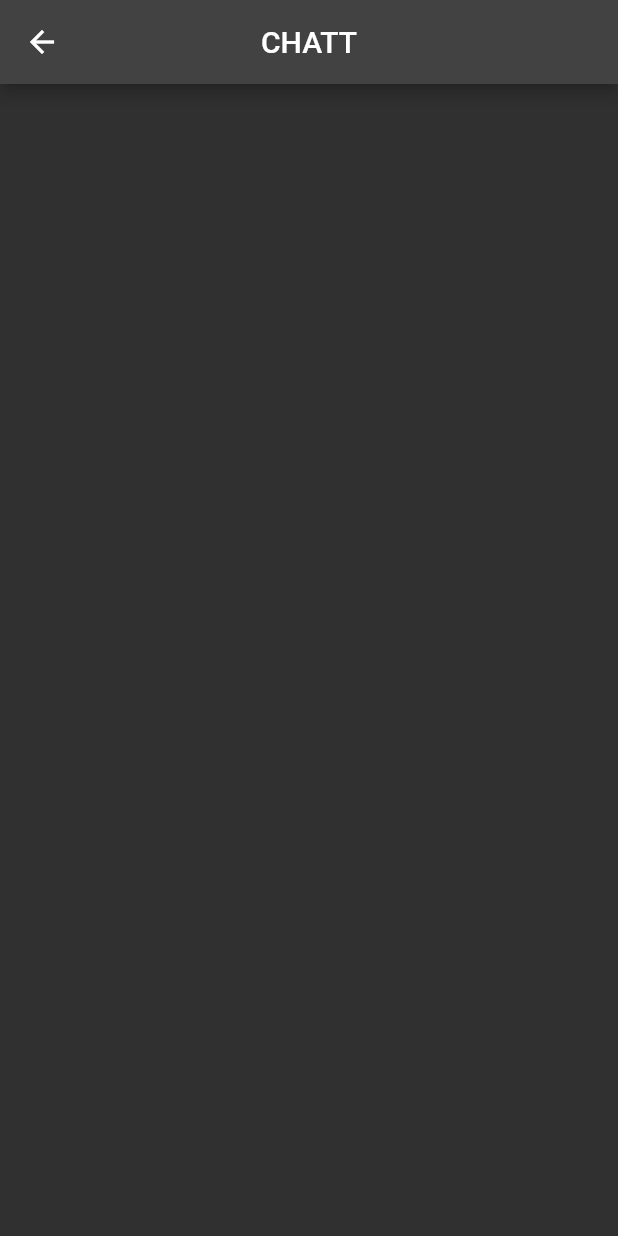
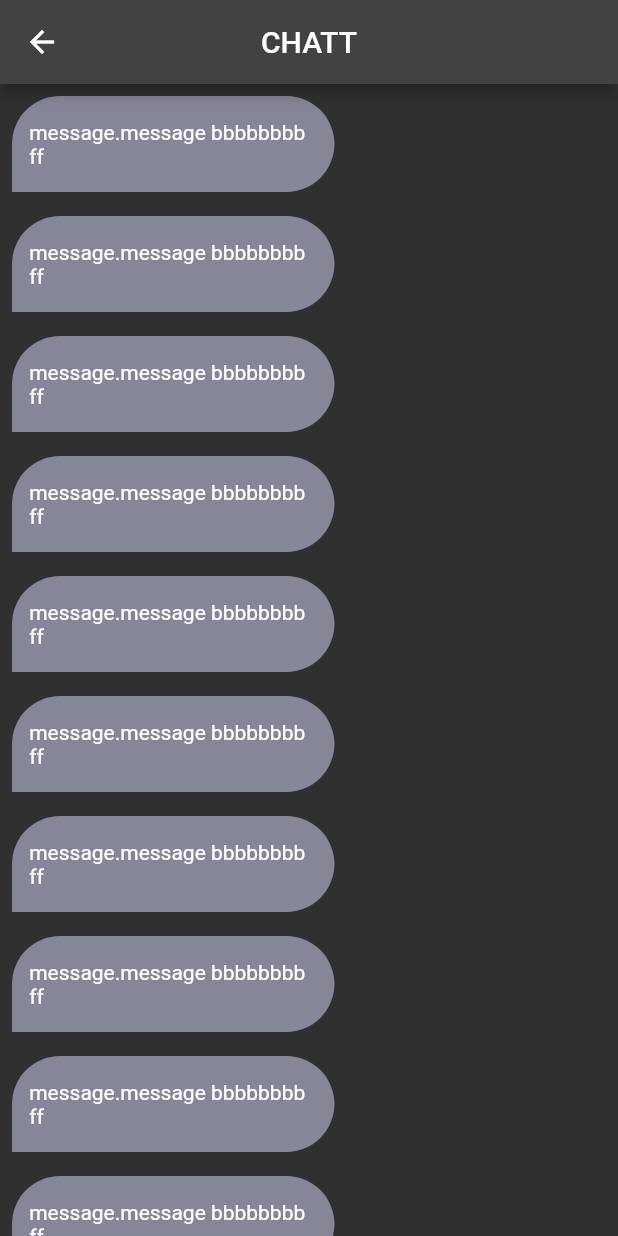
Before and after one commit to MCDiYae/chatapp, a Flutter app: the ChatPage screen opened by its route, on a phone screen of 412 x 824 dp. Run offline on Flutter 3.47's test engine with Material 2 defaults, Android fonts, the phone set to English and light mode, and no system bars; our stand-ins replace firebase_auth, firebase_core, modal_progress_hud_nsn; accounts and stored records are empty.

Commit message:
finish ui chat message

```diff
--- a/lib/costum.dart
+++ b/lib/costum.dart
@@ -6,6 +6,8 @@ String sign = 'SignUP';
 
 String register = 'SignUP';
 Color colorWrite = Colors.white;
+Color pPremuimCl = const Color.fromARGB(204, 155, 155, 179);
+Color pPremuimC2 = const Color.fromARGB(204, 183, 83, 183);
 
 String keyLogin = 'Don\'t have an account?';
 String valueLogin = ' Sign UP';
--- a/lib/pages/chatpage.dart
+++ b/lib/pages/chatpage.dart
@@ -1,6 +1,8 @@
 // ignore_for_file: use_key_in_widget_constructors
 
 import 'package:flutter/material.dart';
+
+import '../widget/chatmessage.dart';
 
 class ChatPage extends StatelessWidget {
   static String id = 'chatPage';
@@ -12,6 +14,17 @@ class ChatPage extends StatelessWidget {
         title: const Text('CHATT'),
         centerTitle: true,
       ),
+      body: Column(
+        children: [
+          Expanded(
+            child: ListView.builder(
+              itemBuilder: (context, index) {
+                return Chatmessage();
+              },
+            ),
+          ),
+        ],
+      ),
     );
   }
 }
--- /dev/null
+++ b/lib/widget/chatmessage.dart
@@ -0,0 +1,34 @@
+import 'package:flutter/material.dart';
+
+import '../costum.dart';
+
+class Chatmessage extends StatelessWidget {
+  const Chatmessage({
+    super.key,
+  });
+
+  @override
+  Widget build(BuildContext context) {
+    return Align(
+      alignment: Alignment.centerLeft,
+      child: Container(
+        padding: EdgeInsets.only(left: 8, top: 16, bottom: 16, right: 16),
+        margin: EdgeInsets.all(8),
+        decoration: BoxDecoration(
+          borderRadius: BorderRadius.only(
+            topLeft: Radius.circular(32),
+            topRight: Radius.circular(32),
+            bottomRight: Radius.circular(32),
+          ),
+          color: pPremuimCl,
+        ),
+        child: Text(
+          ' message.message bbbbbbbb \n ff',
+          style: TextStyle(
+            color: Colors.white,
+          ),
+        ),
+      ),
+    );
+  }
+}
```
